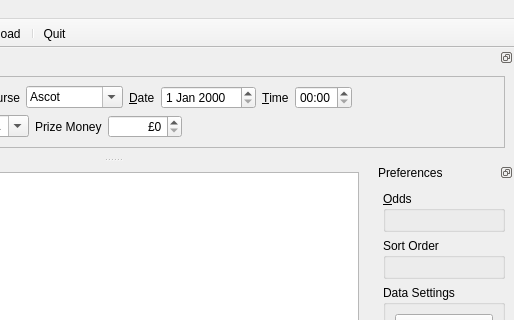
brunowenzel07/QBetty, file GUI/Betty_MainWindow.ui: the form before one commit; both pictures show x 288 to 802 and y 0 to 320 of the 802 by 600 pixel window.
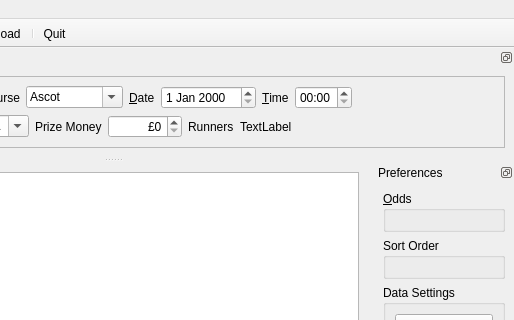
The form after the commit. Icons and pictures are not drawn.

Commit message: Count number of runners.

Diff of the .ui file:
```diff
--- a/GUI/Betty_MainWindow.ui
+++ b/GUI/Betty_MainWindow.ui
@@ -396,6 +396,20 @@
             </property>
            </widget>
           </item>
+          <item>
+           <widget class="QLabel" name="label_6">
+            <property name="text">
+             <string>Runners</string>
+            </property>
+           </widget>
+          </item>
+          <item>
+           <widget class="QLabel" name="RunnerLabel">
+            <property name="text">
+             <string>TextLabel</string>
+            </property>
+           </widget>
+          </item>
           <item>
            <spacer name="horizontalSpacer_2">
             <property name="orientation">
```
The commit also changes 2 other files.
